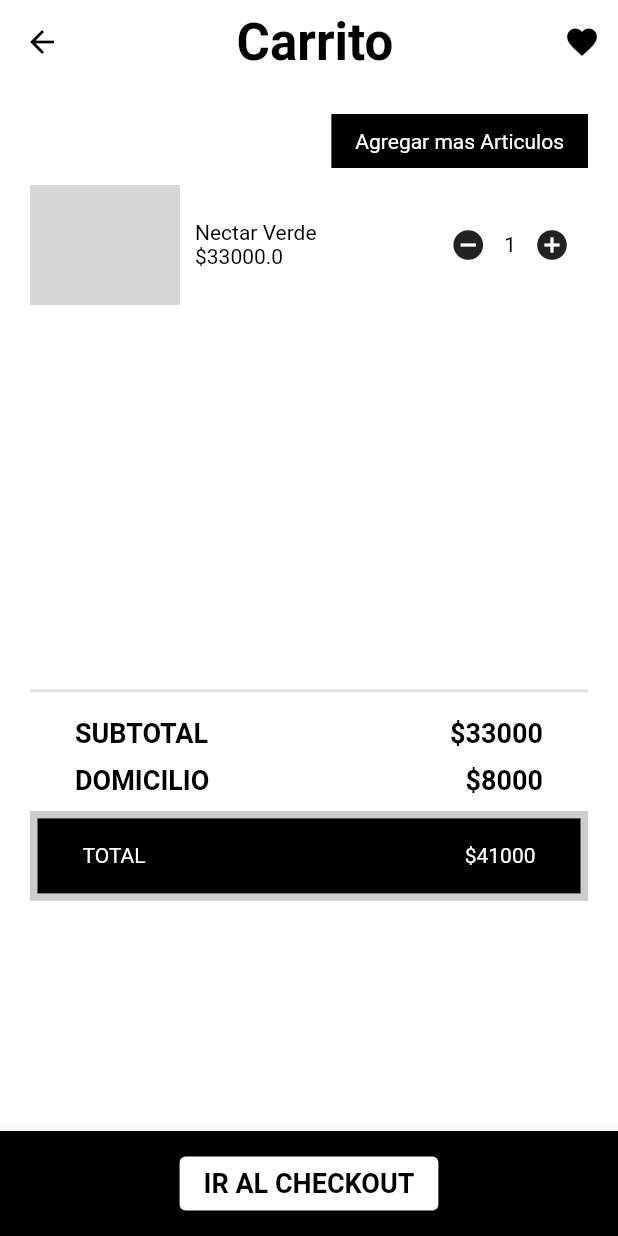
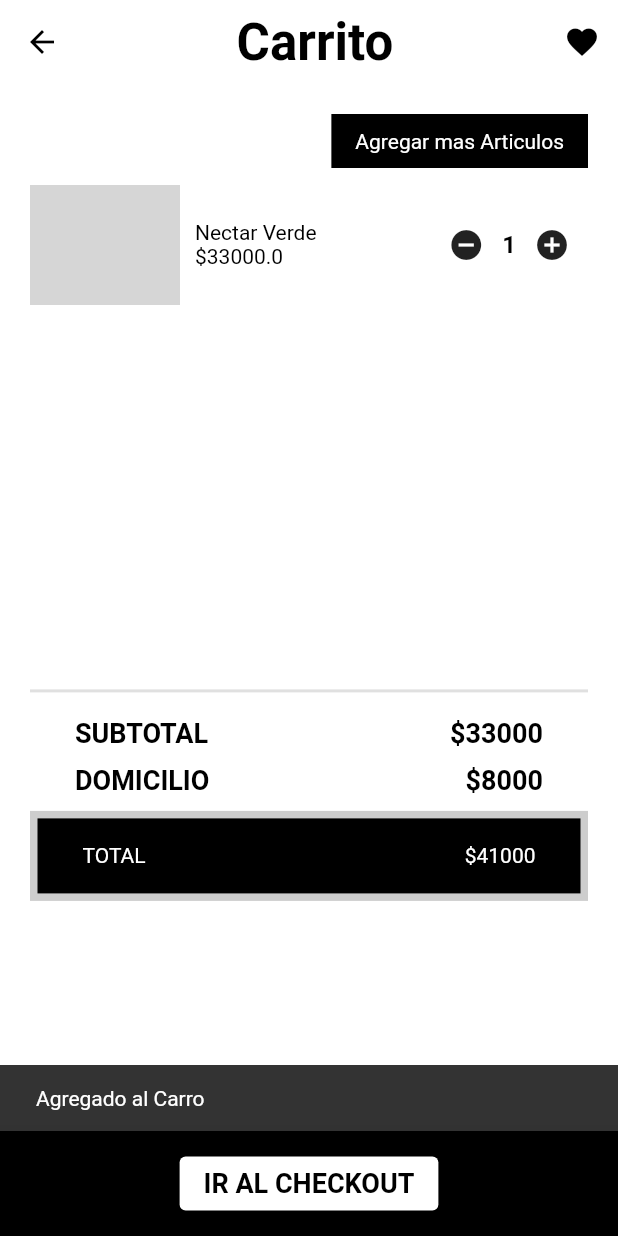
Before and after one commit to ivansing/liquor_store, a Flutter app: the ProductScreen screen opened directly with sample values from the repository, after a tap on "Agregar al Carro", on a phone screen of 412 x 824 dp. Run offline on Flutter 3.47's test engine with Material 2 defaults, Android fonts, the phone set to English and light mode, and no system bars; our stand-ins replace carousel_slider, equatable, flutter_bloc; missing offline and left inert: dart:ffi; network calls fail; Roboto replaces fonts that are missing (Avenir); grey boxes are pictures that could not be loaded.

Commit message:
cart screen builded no duplicates and add snackbar text

```diff
--- a/lib/main.dart
+++ b/lib/main.dart
@@ -4,7 +4,7 @@ import 'package:ecommerce_app/blocs/cart/cart_bloc.dart';
 import 'package:ecommerce_app/blocs/wishlist/wishlist_bloc.dart';
 import 'package:ecommerce_app/config/app_router.dart';
 import 'package:ecommerce_app/config/theme.dart';
-import 'package:ecommerce_app/screens/home/home_screen.dart';
+
 import 'package:ecommerce_app/screens/splash/splash_screen.dart';
 import 'package:flutter/material.dart';
 import 'package:flutter_bloc/flutter_bloc.dart';
@@ -18,6 +18,7 @@ void main() {
 }
 
 class MyApp extends StatelessWidget {
+
   const MyApp({Key? key}) : super(key: key);
 
   // This widget is the root of your application.
@@ -29,7 +30,7 @@ class MyApp extends StatelessWidget {
           BlocProvider(create: (_) => CartBloc()..add(CartStarted())),
       ],
         child: MaterialApp(
-        debugShowCheckedModeBanner: true,
+        debugShowCheckedModeBanner: false,
         title: 'Licoreria App',
         theme: theme(),
         onGenerateRoute: AppRouter.onGenerateRoute,
--- a/lib/models/cart_model.dart
+++ b/lib/models/cart_model.dart
@@ -6,7 +6,24 @@ import 'product_model.dart';
 
 class Cart extends Equatable {
   final List<Product> products;
+
   const Cart({this.products = const <Product>[]});
+
+  @override
+  List<Object?> get props => [products];
+
+  Map productQuantity(products) {
+    var quantity = Map();
+
+    products.forEach((product) {
+      if (!quantity.containsKey(product)) {
+        quantity[product] = 1;
+      } else {
+        quantity[product] += 1;
+      }
+    });
+    return quantity;
+  }
 
   // Total sum total available in the Cart
   double get subtotal =>
@@ -34,6 +51,5 @@ class Cart extends Equatable {
 
 
 
-  @override
-  List<Object?> get props => [products];
+
 }
--- a/lib/screens/cart/cart_screen.dart
+++ b/lib/screens/cart/cart_screen.dart
@@ -77,10 +77,21 @@ class CartScreen extends StatelessWidget {
                           SizedBox(
                             height: MediaQuery.of(context).size.height * 0.4,
                             child: ListView.builder(
-                              itemCount: state.cart.products.length,
+                              itemCount: state.cart
+                                  .productQuantity(state.cart.products)
+                                  .keys
+                                  .length,
                               itemBuilder: (context, index) {
                                 return CartProductCard(
-                                    product: state.cart.products[index]);
+                                  product: state.cart
+                                      .productQuantity(state.cart.products)
+                                      .keys
+                                      .elementAt(index),
+                                  quantity: state.cart
+                                      .productQuantity(state.cart.products)
+                                      .values
+                                      .elementAt(index),
+                                );
                               },
                             ),
                           ),
--- a/lib/screens/product/product_screen.dart
+++ b/lib/screens/product/product_screen.dart
@@ -62,6 +62,9 @@ class ProductScreen extends StatelessWidget {
                     style: ElevatedButton.styleFrom(primary: Colors.white),
                     onPressed: () {
                       context.read<CartBloc>().add(CartProductAdded(product));
+                      final snackBar =
+                          SnackBar(content: Text('Agregado al Carro'));
+                      ScaffoldMessenger.of(context).showSnackBar(snackBar);
                       Navigator.pushNamed(context, '/cart');
                     },
                     child: Text(
--- a/lib/widgets/cart_product_card.dart
+++ b/lib/widgets/cart_product_card.dart
@@ -3,11 +3,15 @@ import 'package:ecommerce_app/models/product_model.dart';
 import 'package:flutter/material.dart';
 import 'package:flutter_bloc/flutter_bloc.dart';
 
-
 class CartProductCard extends StatelessWidget {
   final Product product;
+  final int quantity;
 
-  const CartProductCard({Key? key, required this.product}) : super(key: key);
+  const CartProductCard({
+    Key? key,
+    required this.product,
+    required this.quantity,
+  }) : super(key: key);
 
   @override
   Widget build(BuildContext context) {
@@ -43,21 +47,20 @@ class CartProductCard extends StatelessWidget {
               return Row(
                 children: [
                   IconButton(
-                      icon: Icon(Icons.remove_circle),
+                    icon: Icon(Icons.remove_circle),
+                    onPressed: () {
+                      context.read<CartBloc>().add(CartProductRemoved(product));
+                    },
+                  ),
+                  Text(
+                    '${quantity}',
+                    style: Theme.of(context).textTheme.headline4,
+                  ),
+                  IconButton(
+                      icon: Icon(Icons.add_circle),
                       onPressed: () {
-                        context
-                            .read<CartBloc>()
-                            .add(CartProductRemoved(product));
+                        context.read<CartBloc>().add(CartProductAdded(product));
                       }),
-                  Text(
-                    '1',
-                    style: Theme.of(context).textTheme.headline5,
-                  ),
-                  IconButton(icon: Icon(Icons.add_circle), onPressed: () {
-                    context
-                            .read<CartBloc>()
-                            .add(CartProductAdded(product));
-                  }),
                 ],
               );
             },
--- a/lib/widgets/product_card.dart
+++ b/lib/widgets/product_card.dart
@@ -2,7 +2,6 @@ import 'package:ecommerce_app/blocs/cart/cart_bloc.dart';
 import 'package:ecommerce_app/models/models.dart';
 import 'package:flutter/material.dart';
 import 'package:flutter_bloc/flutter_bloc.dart';
-
 
 class ProductCard extends StatelessWidget {
   final Product product;
@@ -91,6 +90,10 @@ class ProductCard extends StatelessWidget {
                                 context
                                     .read<CartBloc>()
                                     .add(CartProductAdded(product));
+                                final snackBar = SnackBar(
+                                    content: Text('Agregado al Carro'));
+                                ScaffoldMessenger.of(context)
+                                    .showSnackBar(snackBar);
                               },
                             ),
                           );
```
